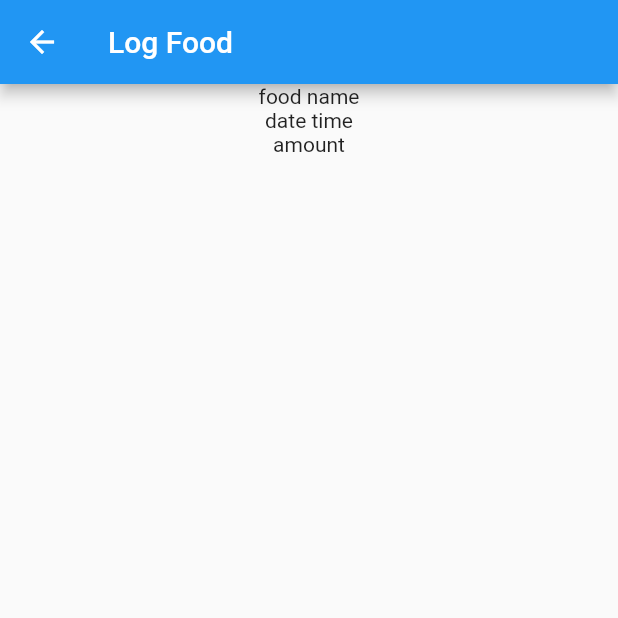
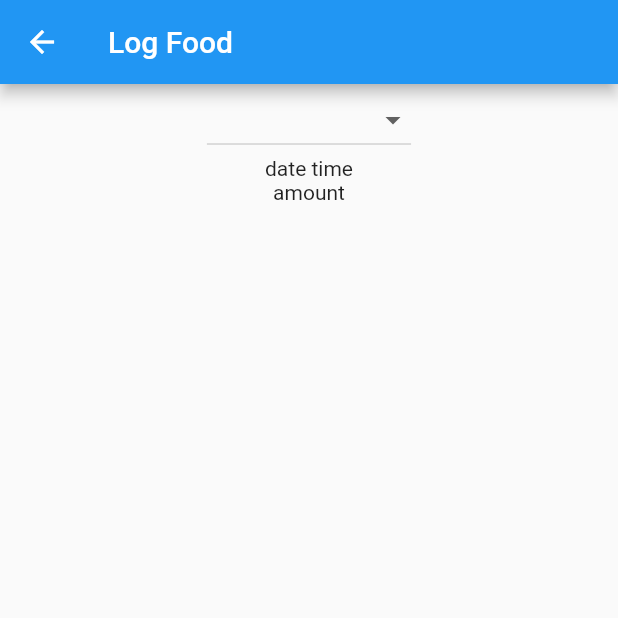
Before and after one commit to danimal-dan/fuppies-food-trials, a Flutter app: the LogFoodPage screen opened directly, on a phone screen of 412 x 824 dp, the top half of it. Run offline on Flutter 3.47's test engine with Material 2 defaults, Android fonts, the phone set to English and light mode, and no system bars.

Commit message:
Add dropdown for Food list

```diff
--- /dev/null
+++ b/fuppies_app/lib/model/food.dart
@@ -0,0 +1,10 @@
+enum Food {
+  blueberries("Blueberries"),
+  yukonPotatoes("Yukon Potatoes"),
+  pumpkin("Pumpkin"),
+  peaches("Peaches");
+
+  final String displayName;
+
+  const Food(this.displayName);
+}
--- a/fuppies_app/lib/page/logfood.dart
+++ b/fuppies_app/lib/page/logfood.dart
@@ -1,4 +1,5 @@
 import 'package:flutter/material.dart';
+import 'package:fuppies_app/widget/food_list_dropdown.dart';
 
 class LogFoodPage extends StatefulWidget {
   const LogFoodPage({Key? key}) : super(key: key);
@@ -14,14 +15,15 @@ class _LogFoodPageState extends State<LogFoodPage> {
       appBar: AppBar(
         title: const Text('Log Food'),
       ),
-      body: Center(
-        child: Column(
+      body: Form(
+        child: Center(
+            child: Column(
           children: const <Widget>[
-            Text('food name'),
+            FoodListDropdown(),
             Text('date time'),
             Text('amount'),
           ],
-        ),
+        )),
       ),
     );
   }
--- /dev/null
+++ b/fuppies_app/lib/widget/food_list_dropdown.dart
@@ -0,0 +1,28 @@
+import 'package:flutter/material.dart';
+import 'package:fuppies_app/model/food.dart';
+
+class FoodListDropdown extends StatefulWidget {
+  const FoodListDropdown({Key? key}) : super(key: key);
+
+  @override
+  State<FoodListDropdown> createState() => _FoodListDropdown();
+}
+
+class _FoodListDropdown extends State<FoodListDropdown> {
+  Food? selectedFood;
+
+  @override
+  Widget build(BuildContext context) {
+    return DropdownButton(
+        value: selectedFood,
+        onChanged: (Food? newValue) {
+          setState(() {
+            selectedFood = newValue;
+          });
+        },
+        items: Food.values
+            .map<DropdownMenuItem<Food>>((Food value) =>
+                DropdownMenuItem(value: value, child: Text(value.displayName)))
+            .toList());
+  }
+}
```
